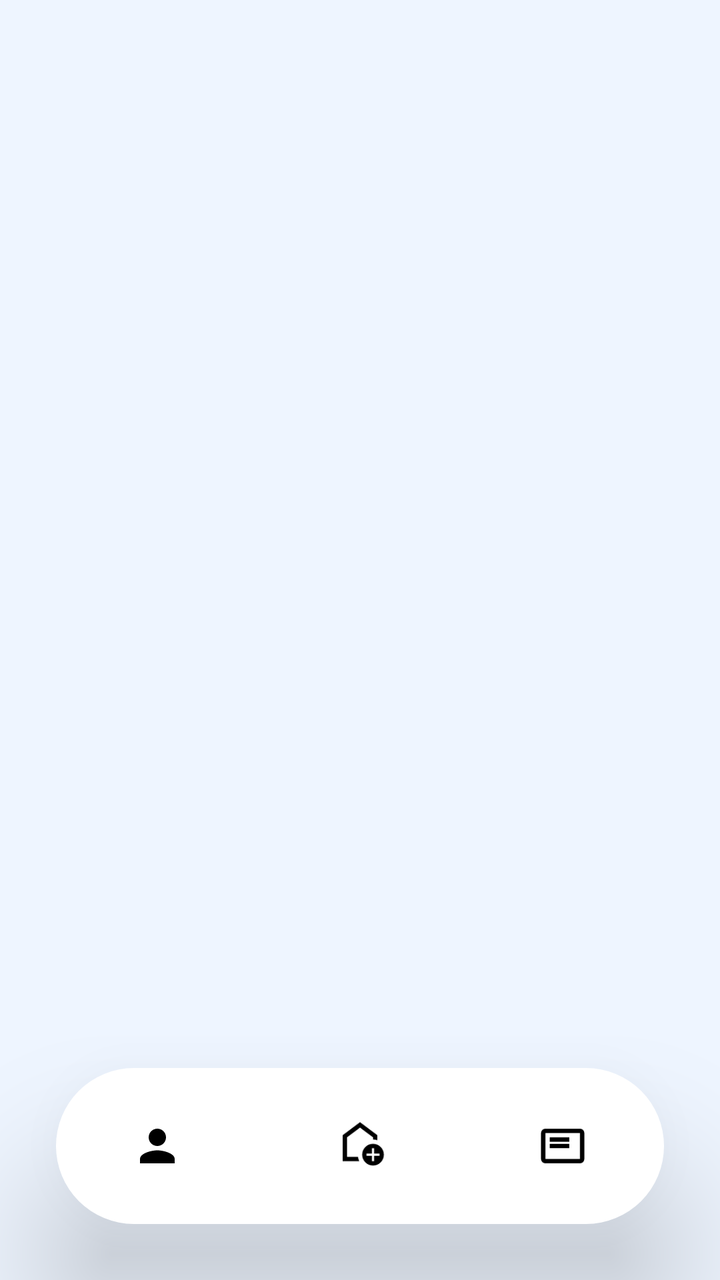
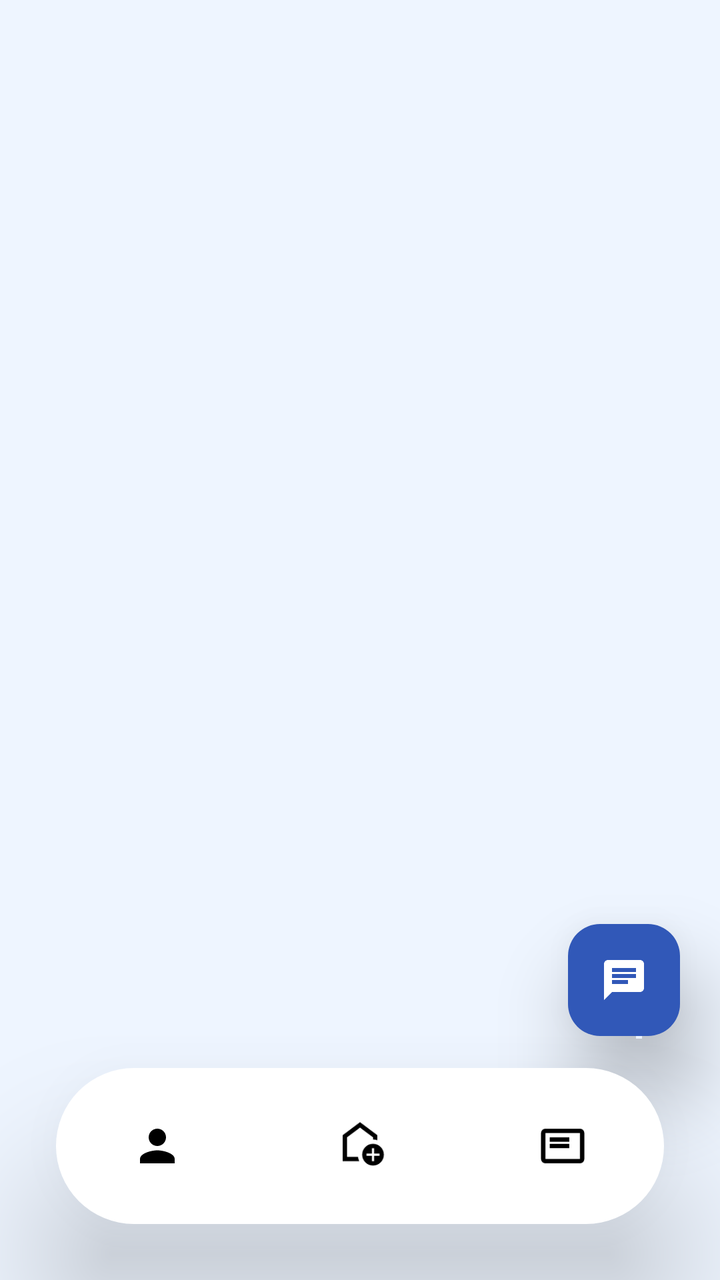

Screens rendered from an Android XML layout before and after an edit, with the pre-edit source and the edit as a unified diff.
<!-- AndroidManifest.xml: application theme Theme.EncikAircond -->
<!-- res/layout/activity_main.xml -->
<?xml version="1.0" encoding="utf-8"?>
<androidx.constraintlayout.widget.ConstraintLayout
    xmlns:android="http://schemas.android.com/apk/res/android"
    xmlns:app="http://schemas.android.com/apk/res-auto"
    android:layout_width="match_parent"
    android:layout_height="match_parent"
    android:background="#EEF5FF">

    
    <androidx.fragment.app.FragmentContainerView
        android:id="@+id/fragment_container"
        android:layout_width="0dp"
        android:layout_height="0dp"
        app:layout_constraintTop_toTopOf="parent"
        app:layout_constraintBottom_toTopOf="@id/bottomBar"
        app:layout_constraintStart_toStartOf="parent"
        app:layout_constraintEnd_toEndOf="parent" />

    
    <LinearLayout
        android:id="@+id/bottomBar"
        android:layout_width="0dp"
        android:layout_height="78dp"
        android:layout_marginStart="28dp"
        android:layout_marginEnd="28dp"
        android:layout_marginBottom="28dp"
        android:background="@drawable/bottom_nav_background"
        android:elevation="20dp"
        android:translationZ="20dp"
        android:gravity="center"
        android:orientation="horizontal"
        android:weightSum="3"
        app:layout_constraintBottom_toBottomOf="parent"
        app:layout_constraintStart_toStartOf="parent"
        app:layout_constraintEnd_toEndOf="parent">

        
        <LinearLayout
            android:id="@+id/navProfile"
            android:layout_width="0dp"
            android:layout_height="match_parent"
            android:layout_weight="1"
            android:gravity="center"
            android:orientation="vertical">

            <ImageView
                android:id="@+id/iconProfile"
                android:layout_width="26dp"
                android:layout_height="26dp"
                android:src="@drawable/ic_person"/>
        </LinearLayout>

        
        <LinearLayout
            android:id="@+id/navHome"
            android:layout_width="0dp"
            android:layout_height="match_parent"
            android:layout_weight="1"
            android:gravity="center"
            android:orientation="vertical">

            <ImageView
                android:id="@+id/iconHome"
                android:layout_width="26dp"
                android:layout_height="26dp"
                android:src="@drawable/ic_home"/>
        </LinearLayout>

        
        <LinearLayout
            android:id="@+id/navOrders"
            android:layout_width="0dp"
            android:layout_height="match_parent"
            android:layout_weight="1"
            android:gravity="center"
            android:orientation="vertical">

            <ImageView
                android:id="@+id/iconOrders"
                android:layout_width="26dp"
                android:layout_height="26dp"
                android:src="@drawable/ic_orders"/>
        </LinearLayout>

    </LinearLayout>

</androidx.constraintlayout.widget.ConstraintLayout>
<!-- resources referenced by this layout -->
<resources>
  <!-- drawable bottom_nav_background (drawable) -->
  <?xml version="1.0" encoding="utf-8"?>
  <shape xmlns:android="http://schemas.android.com/apk/res/android">
  
      <solid android:color="#FFFFFF"/>
  
      <corners android:radius="40dp"/>
  
  </shape>
  <!-- drawable ic_home (drawable) -->
  <?xml version="1.0" encoding="utf-8"?>
  <vector xmlns:android="http://schemas.android.com/apk/res/android"
      android:width="24dp"
      android:height="24dp"
      android:viewportWidth="960"
      android:viewportHeight="960">
  
      <path
          android:fillColor="#FF000000"
          android:pathData="M700,760L740,760L740,660L840,660L840,620L740,620L740,520L700,520L700,620L600,620L600,660L700,660L700,760ZM720,840Q637,840 578.5,781.5Q520,723 520,640Q520,557 578.5,498.5Q637,440 720,440Q803,440 861.5,498.5Q920,557 920,640Q920,723 861.5,781.5Q803,840 720,840ZM160,760L160,280L480,40L800,280L800,372Q781,366 761,363Q741,360 720,360L720,320L480,140L240,320L240,680L443,680Q446,701 452,721Q458,741 467,760L160,760ZM480,410L480,410L480,410L480,410L480,410Q480,410 480,410Q480,410 480,410Q480,410 480,410Z"/>
  </vector>
  <!-- drawable ic_orders (drawable) -->
  <?xml version="1.0" encoding="utf-8"?>
  <vector xmlns:android="http://schemas.android.com/apk/res/android"
      android:autoMirrored="true"
      android:width="24dp"
      android:height="24dp"
      android:viewportWidth="960"
      android:viewportHeight="960">
  
      <path
          android:fillColor="#FF000000"
          android:pathData="M240,520L600,520L600,440L240,440L240,520ZM240,400L600,400L600,320L240,320L240,400ZM160,800Q127,800 103.5,776.5Q80,753 80,720L80,240Q80,207 103.5,183.5Q127,160 160,160L800,160Q833,160 856.5,183.5Q880,207 880,240L880,720Q880,753 856.5,776.5Q833,800 800,800L160,800ZM160,720L800,720Q800,720 800,720Q800,720 800,720L800,240Q800,240 800,240Q800,240 800,240L160,240Q160,240 160,240Q160,240 160,240L160,720Q160,720 160,720Q160,720 160,720ZM160,720Q160,720 160,720Q160,720 160,720L160,240Q160,240 160,240Q160,240 160,240L160,240Q160,240 160,240Q160,240 160,240L160,720Q160,720 160,720Q160,720 160,720Z"/>
  </vector>
  <!-- drawable ic_person (drawable) -->
  <?xml version="1.0" encoding="utf-8"?>
  <vector xmlns:android="http://schemas.android.com/apk/res/android"
      android:width="24dp"
      android:height="24dp"
      android:viewportWidth="24"
      android:viewportHeight="24">
  
      <path
          android:fillColor="#FF000000"
          android:pathData="M12,12c2.21,0 4,-1.79 4,-4c0,-2.21 -1.79,-4 -4,-4c-2.21,0 -4,1.79 -4,4C8,10.21 9.79,12 12,12zM12,14c-2.67,0 -8,1.34 -8,4v2h16v-2C20,15.34 14.67,14 12,14z"/>
  </vector>
  <style name="Theme.EncikAircond" parent="Base.Theme.EncikAircond" />
  <style name="Base.Theme.EncikAircond" parent="Theme.Material3.DayNight.NoActionBar">
          
      </style>
</resources>

<!-- the commit's change to res/layout/activity_main.xml (unified diff, before → after) -->
@@ -15,6 +15,21 @@
         app:layout_constraintBottom_toTopOf="@id/bottomBar"
         app:layout_constraintStart_toStartOf="parent"
         app:layout_constraintEnd_toEndOf="parent" />
+
+    
+    <com.google.android.material.floatingactionbutton.FloatingActionButton
+        android:id="@+id/fabChat"
+        android:layout_width="wrap_content"
+        android:layout_height="wrap_content"
+        android:layout_marginEnd="20dp"
+        android:layout_marginBottom="16dp"
+        android:contentDescription="Pembantu Maya Chatbot"
+        android:src="@drawable/ic_chat"
+        app:backgroundTint="#3158B8"
+        app:elevation="25dp"
+        app:layout_constraintBottom_toTopOf="@id/bottomBar"
+        app:layout_constraintEnd_toEndOf="parent"
+        app:tint="#FFFFFF" />
 
     
     <LinearLayout
<!-- resource entries referenced after the edit -->
@@ -9,6 +9,17 @@
       <corners android:radius="40dp"/>
   
   </shape>
+  <!-- drawable ic_chat (drawable) -->
+  <?xml version="1.0" encoding="utf-8"?>
+  <vector xmlns:android="http://schemas.android.com/apk/res/android"
+      android:width="24dp"
+      android:height="24dp"
+      android:viewportWidth="24"
+      android:viewportHeight="24">
+    <path
+        android:fillColor="#FFFFFF"
+        android:pathData="M20,2H4C2.9,2 2,2.9 2,4v18l4,-4h14c1.1,0 2,-0.9 2,-2V4C22,2.9 21.1,2 20,2zM6,9h12v2H6V9zm8,5H6v-2h8v2zm4,-6H6V6h12v2z"/>
+  </vector>
   <!-- drawable ic_home (drawable) -->
   <?xml version="1.0" encoding="utf-8"?>
   <vector xmlns:android="http://schemas.android.com/apk/res/android"
